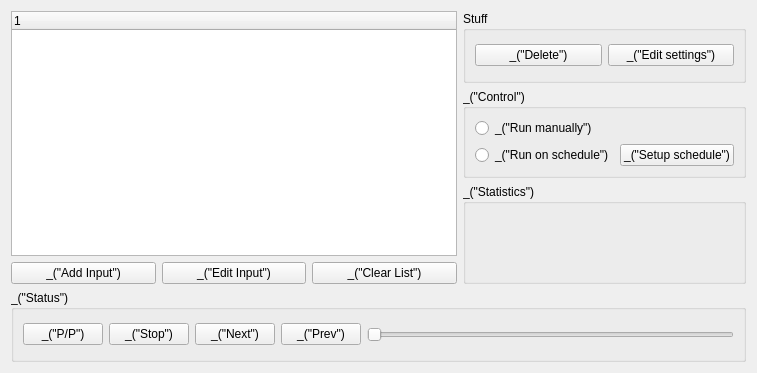
Before: the Qt Designer form modules/gui/qt4/ui/streampanel.ui in omunroe-com/ubtvlc, drawn with Qt 5.
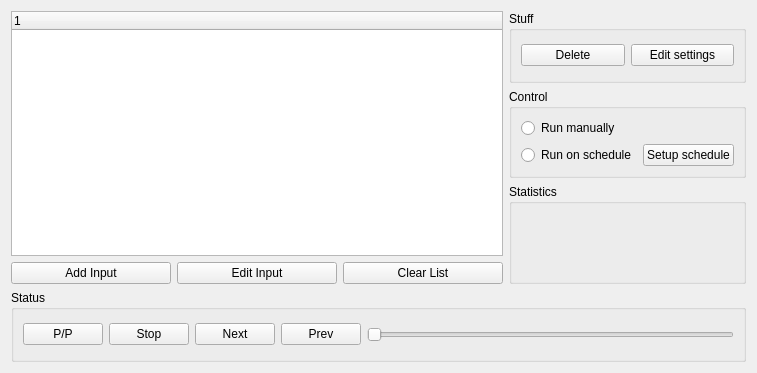
After: the same form once the commit is applied.

```diff
--- a/modules/gui/qt4/ui/streampanel.ui
+++ b/modules/gui/qt4/ui/streampanel.ui
@@ -25,7 +25,7 @@
    <item rowspan="2" row="2" column="3" >
     <widget class="QGroupBox" name="statsBox" >
      <property name="title" >
-      <string>_("Statistics")</string>
+      <string>Statistics</string>
      </property>
     </widget>
    </item>
@@ -38,14 +38,14 @@
       <item>
        <widget class="QPushButton" name="deleteButton" >
         <property name="text" >
-         <string>_("Delete")</string>
+         <string>Delete</string>
         </property>
        </widget>
       </item>
       <item>
        <widget class="QPushButton" name="editStreamingButton" >
         <property name="text" >
-         <string>_("Edit settings")</string>
+         <string>Edit settings</string>
         </property>
        </widget>
       </item>
@@ -55,27 +55,27 @@
    <item row="1" column="3" >
     <widget class="QGroupBox" name="controlBox" >
      <property name="title" >
-      <string>_("Control")</string>
+      <string>Control</string>
      </property>
      <layout class="QGridLayout" >
       <item row="0" column="0" >
        <widget class="QRadioButton" name="manualRadio" >
         <property name="text" >
-         <string>_("Run manually")</string>
+         <string>Run manually</string>
         </property>
        </widget>
       </item>
       <item row="1" column="1" >
        <widget class="QPushButton" name="doScheduleButton" >
         <property name="text" >
-         <string>_("Setup schedule")</string>
+         <string>Setup schedule</string>
         </property>
        </widget>
       </item>
       <item row="1" column="0" >
        <widget class="QRadioButton" name="scheduleRadio" >
         <property name="text" >
-         <string>_("Run on schedule")</string>
+         <string>Run on schedule</string>
         </property>
        </widget>
       </item>
@@ -85,34 +85,34 @@
    <item row="4" column="0" colspan="4" >
     <widget class="QGroupBox" name="statusBox" >
      <property name="title" >
-      <string>_("Status")</string>
+      <string>Status</string>
      </property>
      <layout class="QHBoxLayout" >
       <item>
        <widget class="QPushButton" name="playPauseButton" >
         <property name="text" >
-         <string>_("P/P")</string>
+         <string>P/P</string>
         </property>
        </widget>
       </item>
       <item>
        <widget class="QPushButton" name="stopButton" >
         <property name="text" >
-         <string>_("Stop")</string>
+         <string>Stop</string>
         </property>
        </widget>
       </item>
       <item>
        <widget class="QPushButton" name="nextButton" >
         <property name="text" >
-         <string>_("Next")</string>
+         <string>Next</string>
         </property>
        </widget>
       </item>
       <item>
        <widget class="QPushButton" name="prevButton" >
         <property name="text" >
-         <string>_("Prev")</string>
+         <string>Prev</string>
         </property>
        </widget>
       </item>
@@ -129,21 +129,21 @@
    <item row="3" column="0" >
     <widget class="QPushButton" name="addInputButton" >
      <property name="text" >
-      <string>_("Add Input")</string>
+      <string>Add Input</string>
      </property>
     </widget>
    </item>
    <item row="3" column="1" >
     <widget class="QPushButton" name="editInputButton" >
      <property name="text" >
-      <string>_("Edit Input")</string>
+      <string>Edit Input</string>
      </property>
     </widget>
    </item>
    <item row="3" column="2" >
     <widget class="QPushButton" name="clearInputsButton" >
      <property name="text" >
-      <string>_("Clear List")</string>
+      <string>Clear List</string>
      </property>
     </widget>
    </item>
```
